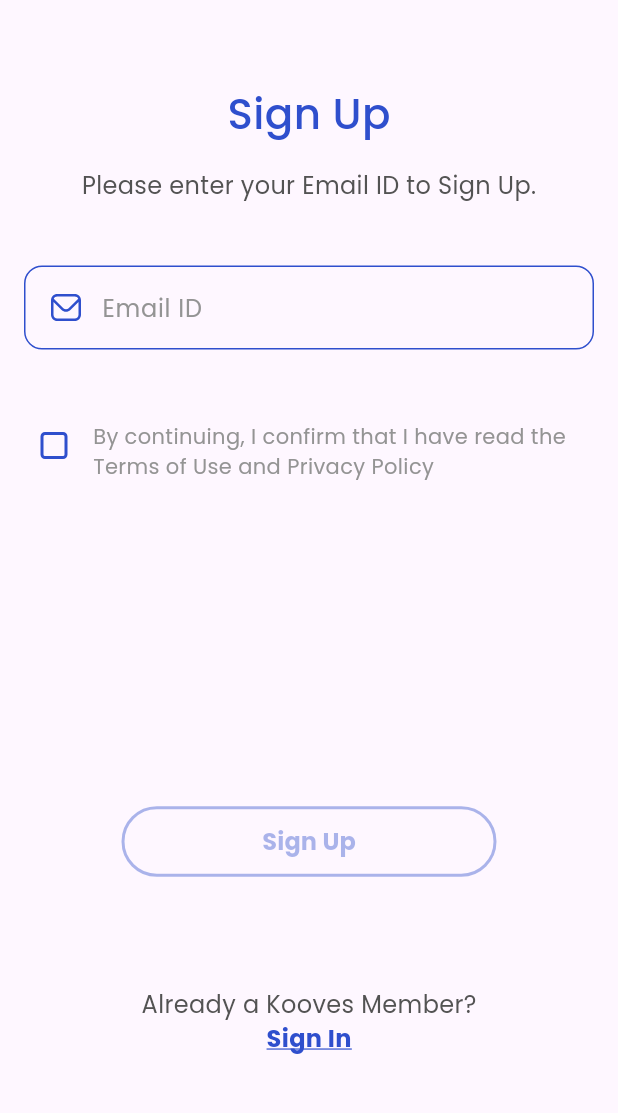
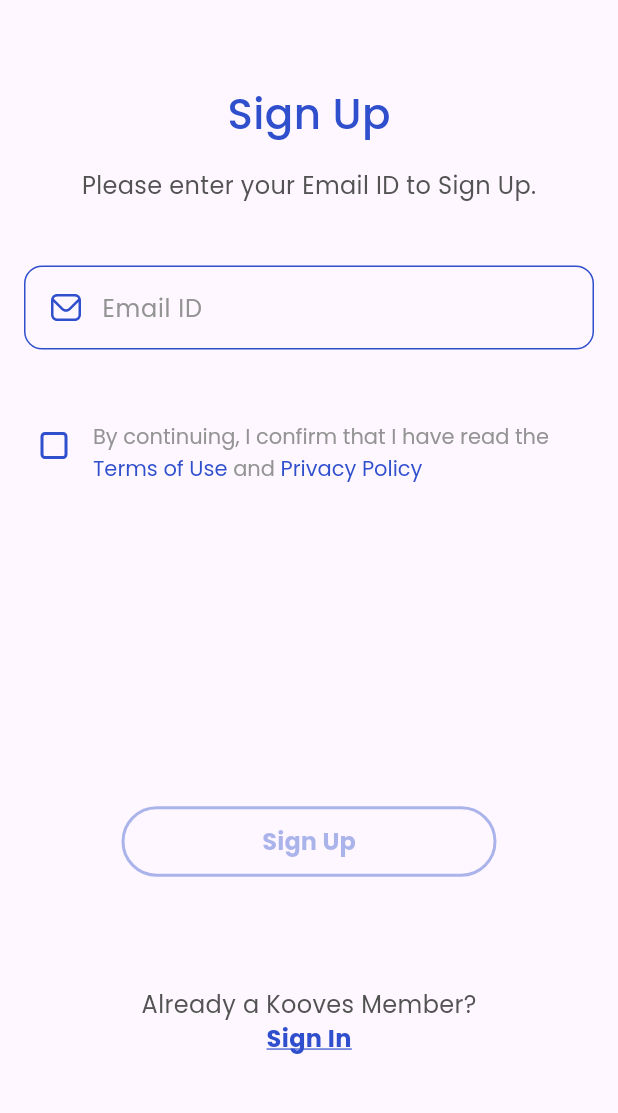
Before and after one commit to Ruzibekov/flutter_start, a Flutter app: the SignUpScreen screen opened directly, on a phone screen of 412 x 824 dp, the part 120-1233 px from its top. Run offline on Flutter 3.47's test engine with Material 3 defaults, Android fonts, the phone set to English and light mode, and no system bars; our stand-ins replace flutter_svg; network calls fail.

```diff
--- /dev/null
+++ b/lib/core/constant/AppConstant.dart
@@ -0,0 +1,4 @@
+class AppConstant {
+  static const String termsLink = "https://www.example.com/terms";
+  static const String privacyLink = "https://www.example.com/privacy";
+}
--- a/lib/presentation/screens/sign_up/SignUpScreen.dart
+++ b/lib/presentation/screens/sign_up/SignUpScreen.dart
@@ -1,8 +1,12 @@
 import 'package:flutter/cupertino.dart';
+import 'package:flutter/gestures.dart';
 import 'package:flutter/material.dart';
+import 'package:flutter_start/core/constant/AppConstant.dart';
 import 'package:flutter_start/presentation/screens/sign_up/components/OutlinedButton.dart';
 import 'package:flutter_start/presentation/screens/sign_up/components/SignUpTextField.dart';
 import 'package:flutter_svg/svg.dart';
+import 'package:url_launcher/url_launcher.dart';
+import 'package:url_launcher/url_launcher_string.dart';
 
 import '../../../core/theme/AppColors.dart';
 import '../otp_verification/OTPVerificationScreen.dart';
@@ -90,13 +94,50 @@ class SignUpState extends State<SignUpScreen> {
                     SizedBox(width: 10),
 
                     Expanded(
-                      child: Text(
-                        "By continuing, I confirm that I have read the Terms of Use and Privacy Policy",
-                        style: TextStyle(
-                          fontFamily: "Poppins",
-                          fontSize: 14,
-                          fontWeight: FontWeight.normal,
-                          color: AppColors.hint,
+                      child: RichText(
+                        text: TextSpan(
+                          children: [
+                            TextSpan(
+                              text:
+                                  "By continuing, I confirm that I have read the ",
+                              style: TextStyle(
+                                color: AppColors.hint,
+                                fontFamily: "Poppins",
+                              ),
+                            ),
+
+                            TextSpan(
+                              text: "Terms of Use ",
+                              style: TextStyle(
+                                color: AppColors.primary,
+                                fontFamily: "Poppins",
+                              ),
+                              recognizer: TapGestureRecognizer()
+                                ..onTap = () {
+                                  launchUrl(Uri.parse(AppConstant.termsLink));
+                                },
+                            ),
+
+                            TextSpan(
+                              text: "and ",
+                              style: TextStyle(
+                                color: AppColors.hint,
+                                fontFamily: "Poppins",
+                              ),
+                            ),
+
+                            TextSpan(
+                              text: "Privacy Policy",
+                              style: TextStyle(
+                                color: AppColors.primary,
+                                fontFamily: "Poppins",
+                              ),
+                              recognizer: TapGestureRecognizer()
+                                ..onTap = () {
+                                  launchUrlString(AppConstant.privacyLink);
+                                },
+                            ),
+                          ],
                         ),
                       ),
                     ),
--- a/pubspec.yaml
+++ b/pubspec.yaml
@@ -13,6 +13,7 @@ dependencies:
   cupertino_icons: ^1.0.8
   flutter_svg: ^2.0.10
   http: ^1.2.1
+  url_launcher: ^6.2.5
 
 dev_dependencies:
   flutter_test:
```
Also changed, not shown: pubspec.lock, 3 other files.
